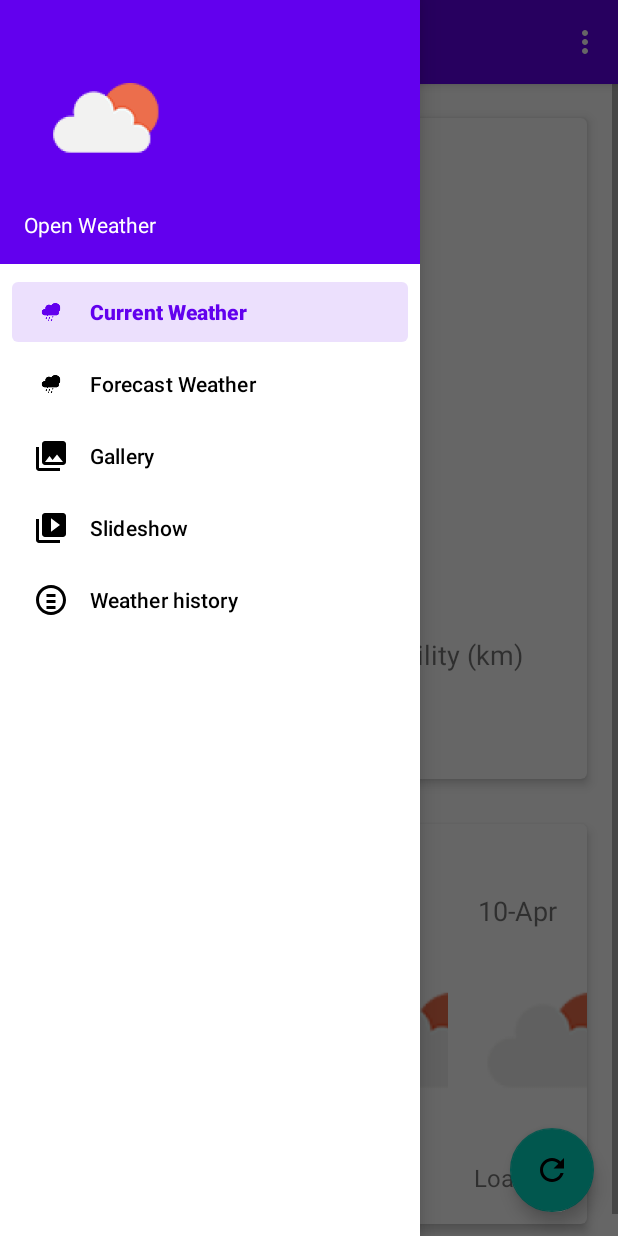
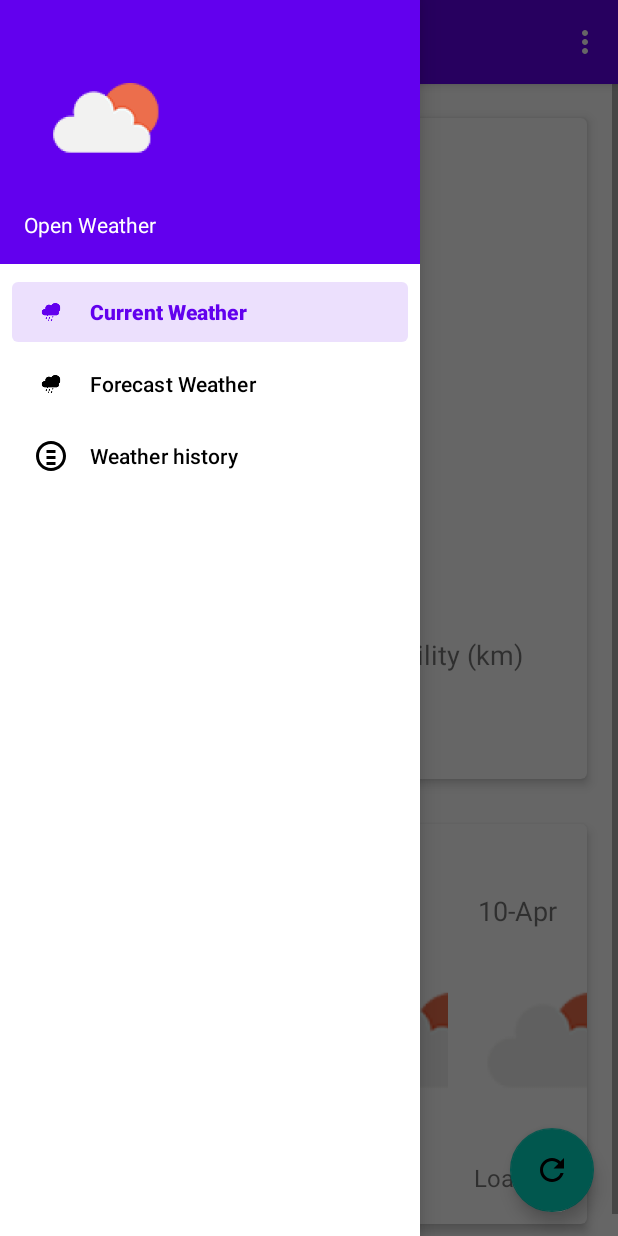
Before and after one commit to MickeyTKC/S313F-WeatherApp, an Android app: the screen it shows after launch (MainActivity), with the side drawer open, on a phone screen of 412 x 824 dp. Run offline under Robolectric (Android 15) with nearby library versions, the light colour scheme and no system bars; our stand-ins replace navigation-ui.

Commit message:
Update Navbar

```diff
--- a/app/src/main/java/com/example/myapplication/MainActivity.java
+++ b/app/src/main/java/com/example/myapplication/MainActivity.java
@@ -112,7 +112,7 @@
         // Passing each menu ID as a set of Ids because each
         // menu should be considered as top level destinations.
         mAppBarConfiguration = new AppBarConfiguration.Builder (
-                R.id.nav_home, R.id.nav_forecast, R.id.nav_gallery, R.id.nav_slideshow, R.id.nav_view_history)
+                R.id.nav_home, R.id.nav_forecast, R.id.nav_view_history)
                 .setOpenableLayout (drawer)
                 .build ();
         NavController navController = Navigation.findNavController (this, R.id.nav_host_fragment_content_main);
--- a/app/src/main/res/menu/activity_main_drawer.xml
+++ b/app/src/main/res/menu/activity_main_drawer.xml
@@ -13,14 +13,6 @@
             android:icon="@mipmap/rain_d_foreground"
             android:title="@string/menu_forecast" />
         <item
-            android:id="@+id/nav_gallery"
-            android:icon="@drawable/ic_menu_gallery"
-            android:title="@string/menu_gallery" />
-        <item
-            android:id="@+id/nav_slideshow"
-            android:icon="@drawable/ic_menu_slideshow"
-            android:title="@string/menu_slideshow" />
-        <item
             android:id="@+id/nav_view_history"
             android:icon="@drawable/ic_menu_viewhistory"
             android:title="@string/menu_view_history" />
--- a/app/src/main/res/navigation/mobile_navigation.xml
+++ b/app/src/main/res/navigation/mobile_navigation.xml
@@ -10,7 +10,11 @@
         android:name="com.example.myapplication.ui.home.HomeFragment"
         android:label="@string/menu_home"
         tools:layout="@layout/fragment_home" />
-
+    <fragment
+        android:id="@+id/nav_forecast"
+        android:name="com.example.myapplication.ui.forecast.ForecastFragment"
+        android:label="@string/menu_forecast"
+        tools:layout="@layout/fragment_forecast" />
     <fragment
         android:id="@+id/nav_gallery"
         android:name="com.example.myapplication.ui.gallery.GalleryFragment"
```
Also changed, not shown: app/src/main/java/com/example/myapplication/ui/forecast/ForecastFragment.java (+38 -1 lines), app/src/main/java/com/example/myapplication/ui/forecast/ForecastViewModel.java (+16 -0 lines).
